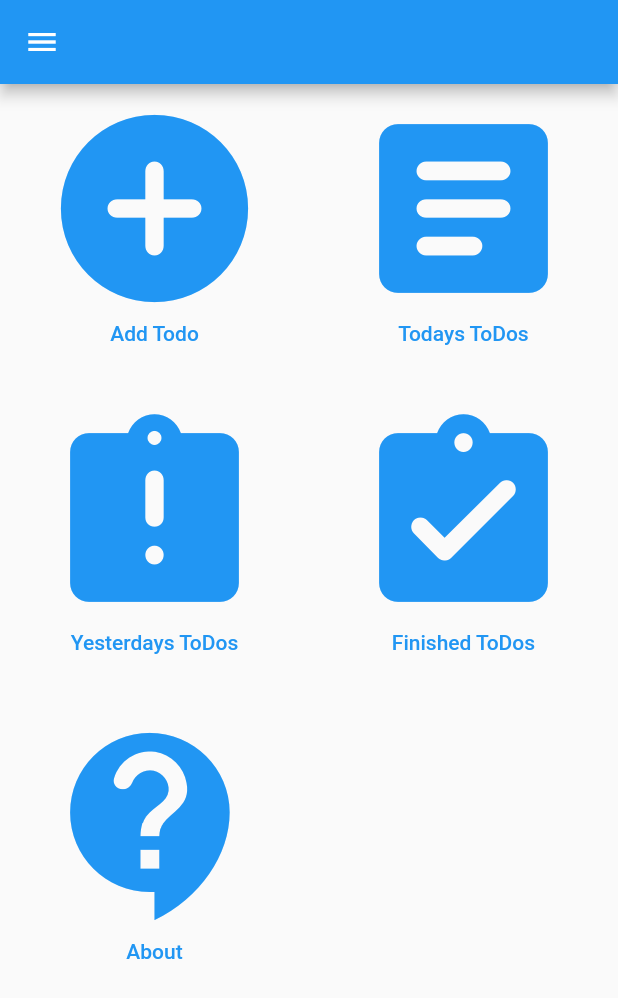
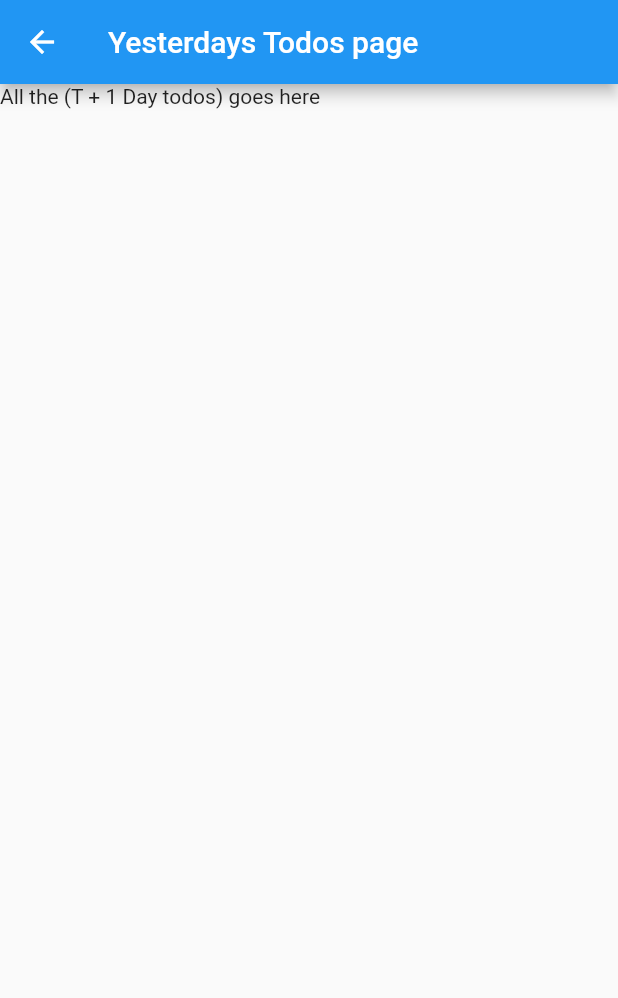
Before and after one commit to kamelcerbah/flutter-ToDo-App, a Flutter app: the screen it shows after launch, after a tap on "Yesterdays ToDos", on a phone screen of 412 x 824 dp. Shown: the top 998 px of the screen. Run offline on Flutter 3.47's test engine with Material 2 defaults, Android fonts, the phone set to English and light mode, and no system bars.

Commit message:
Finished the UI

```diff
--- a/ToDoApp/lib/api/todolist_api.dart
+++ b/ToDoApp/lib/api/todolist_api.dart
@@ -9,7 +9,7 @@ class TodoListApi {
 
   Future<File> get getLocalFile async {
     String path = await getLocalPath;
-    return File('$path/counter.txt');
+    return File('$path/todoList.txt');
   }
 
   Future<File> writeTodo(String txt) async {
--- a/ToDoApp/lib/main.dart
+++ b/ToDoApp/lib/main.dart
@@ -2,20 +2,21 @@ import 'package:flutter/material.dart';
 import 'package:hello_world/screens/about.dart';
 import 'package:hello_world/screens/home_page.dart';
 import 'screens/todo_list.dart';
-import 'screens/finished_tasks.dart';
-import 'screens/add_todo.dart';
+import 'package:hello_world/screens/finished_todos.dart';
+import 'screens/yesterdays_todos.dart';
+
 void main() => runApp(MyApp());
 
 class MyApp extends StatelessWidget {
-  //Root of the app
+  //app root
   @override
   Widget build(BuildContext context) {
     return MaterialApp(routes: {
       '/': (context) => HomePage(),
       '/todolist': (context) => TodoList(),
-      '/finishedtasks': (context) => FinishedTasks(),
+      '/finishedtodos': (context) => FinishedTodos(),
       '/about': (context) => About(),
-      '/addtodo':(context) => AddTodo(),
+      '/yesterdaystodos': (context) => YesterdaysTodos(),
     });
   }
 }
--- a/ToDoApp/lib/screens/about.dart
+++ b/ToDoApp/lib/screens/about.dart
@@ -3,8 +3,8 @@ import 'package:flutter/material.dart';
 class About extends StatelessWidget {
   @override
   Widget build(BuildContext context) {
-    return Container(
-      child: new Text("About Page 404"),
-    );
+    return new Scaffold(
+        appBar: new AppBar(title: new Text('About page')),
+        body: new Text("About page under construction "));
   }
 }
--- /dev/null
+++ b/ToDoApp/lib/screens/finished_todos.dart
@@ -0,0 +1,8 @@
+import 'package:flutter/material.dart';
+
+class FinishedTodos extends StatelessWidget {
+  @override
+  Widget build(BuildContext context) {
+    return new Scaffold(appBar: new AppBar(title: new Text('Finished Todos page')), body: new Text("Finished Todos page under construction "));
+  }
+}
--- a/ToDoApp/lib/screens/home_page.dart
+++ b/ToDoApp/lib/screens/home_page.dart
@@ -1,11 +1,14 @@
 import 'package:flutter/material.dart';
 import 'todo_list.dart';
-import 'add_todo.dart';
+//import 'add_todo.dart';
+import 'about.dart';
+import 'finished_todos.dart';
+import 'yesterdays_todos.dart';
 class HomePage extends StatelessWidget {
   @override
   Widget build(BuildContext context) {
     return new Scaffold(
-        drawer:Drawer(
+        drawer: Drawer(
           child: ListView(
             padding: EdgeInsets.zero,
             children: <Widget>[
@@ -14,33 +17,34 @@ class HomePage extends StatelessWidget {
                   'Side menu',
                   style: TextStyle(color: Colors.white, fontSize: 25),
                 ),
-            decoration: BoxDecoration(
-                color: Colors.blue,
-                image: DecorationImage(
-                    fit: BoxFit.fill,
-                    image: AssetImage('assets/images/cover.jpg'))),
+                decoration: BoxDecoration(color: Colors.blue, image: DecorationImage(fit: BoxFit.fill, image: AssetImage('assets/images/cover.jpg'))),
               ),
               ListTile(
-            leading: Icon(Icons.input),
-            title: Text('Todays ToDos'),
-            onTap: () => {Navigator.of(context).push(MaterialPageRoute(
+                leading: Icon(Icons.add),
+                title: Text('Add new ToDos'),
+                onTap: () => {
+                  Navigator.of(context).push(MaterialPageRoute(
                     builder: (BuildContext context) => TodoList(),
-              )),},
+                  )),
+                },
               ),
               ListTile(
-            leading: Icon(Icons.verified_user),
-            title: Text('Yesterdays ToDos'),
-            onTap: () => {Navigator.of(context).pop()},
+                leading: Icon(Icons.assignment_turned_in_rounded),
+                title: Text('Finished ToDos'),
+                onTap: () => {
+                  Navigator.of(context).push(MaterialPageRoute(
+                    builder: (BuildContext context) => FinishedTodos(),
+                    )),
+                },
               ),
               ListTile(
-            leading: Icon(Icons.settings),
-            title: Text('Finished ToDos'),
-            onTap: () => {Navigator.of(context).pop()},
-          ),
-          ListTile(
-            leading: Icon(Icons.border_color),
+                leading: Icon(Icons.contact_support_rounded),
                 title: Text('About'),
-            onTap: () => {Navigator.of(context).pop()},
+                onTap: () => {
+                  Navigator.of(context).push(MaterialPageRoute(
+                    builder: (BuildContext context) => About(),
+                    )),
+                },
               ),
             ],
           ),
@@ -49,21 +53,6 @@ class HomePage extends StatelessWidget {
         body: GridView.count(
           crossAxisCount: 2,
           children: <Widget>[
-            new TextButton(
-              onPressed: () => Navigator.of(context).push(MaterialPageRoute(
-                builder: (BuildContext context) => AddTodo(),
-              )),
-              child: Column(
-                // Replace with a Row for horizontal icon + text
-                children: <Widget>[
-                  Icon(
-                    Icons.add_circle_rounded,
-                    size: 150,
-                  ),
-                  Text("Add Todo"),
-                ],
-              ),
-            ),
             new TextButton(
               onPressed: () => Navigator.of(context).push(MaterialPageRoute(
                 builder: (BuildContext context) => TodoList(),
@@ -80,7 +69,11 @@ class HomePage extends StatelessWidget {
               ),
             ),
             new TextButton(
-              onPressed: () => {},
+              onPressed: () => {
+                  Navigator.of(context).push(MaterialPageRoute(
+                    builder: (BuildContext context) => YesterdaysTodos(),
+                  )),
+              },
               child: Column(
                 // Replace with a Row for horizontal icon + text
                 children: <Widget>[
@@ -93,7 +86,9 @@ class HomePage extends StatelessWidget {
               ),
             ),
             new TextButton(
-              onPressed: () => {},
+              onPressed: () => {Navigator.of(context).push(MaterialPageRoute(
+                    builder: (BuildContext context) => FinishedTodos(),
+                    )),},
               child: Column(
                 // Replace with a Row for horizontal icon + text
                 children: <Widget>[
@@ -106,7 +101,9 @@ class HomePage extends StatelessWidget {
               ),
             ),
             new TextButton(
-              onPressed: () => {},
+              onPressed: () => {Navigator.of(context).push(MaterialPageRoute(
+                    builder: (BuildContext context) => About(),
+                    )),},
               child: Column(
                 // Replace with a Row for horizontal icon + text
                 children: <Widget>[
--- a/ToDoApp/lib/screens/todo_list.dart
+++ b/ToDoApp/lib/screens/todo_list.dart
@@ -27,13 +27,13 @@ class _TodoListState extends State<TodoList> {
   @override
   Widget build(BuildContext context) {
     return new Scaffold(
-      appBar: new AppBar(title: new Text('Todo List 1')),
+      appBar: new AppBar(title: new Text('Todo List')),
       //generating the todo list
       body: _buildTodoList(),
 
       floatingActionButton: new FloatingActionButton(
           //generate screen to add ToDo item to the _todoItems
-          onPressed: _addToDoItemScreen,
+          onPressed: addToDoItemScreen,
           tooltip: 'Add task',
           child: new Icon(Icons.add)),
     );
@@ -54,7 +54,7 @@ class _TodoListState extends State<TodoList> {
     return new ListTile(title: new Text(todoText), onTap: () => _promptRemoveTodoItem(index));
   }
 
-  void _addToDoItemScreen() {
+  void addToDoItemScreen() {
     // Push this page onto the stack
     Navigator.of(context).push(
         // MaterialPageRoute will automatically animate the screen entry, as well
--- /dev/null
+++ b/ToDoApp/lib/screens/yesterdays_todos.dart
@@ -0,0 +1,11 @@
+import 'package:flutter/material.dart';
+
+class YesterdaysTodos extends StatelessWidget {
+  @override
+  Widget build(BuildContext context) {
+    return new Scaffold(
+      appBar: new AppBar(title: new Text('Yesterdays Todos page')),
+      body: Text("All the (T + 1 Day todos) goes here"),
+    );
+  }
+}
```
Lines whose indentation alone changed are shown as unchanged.
